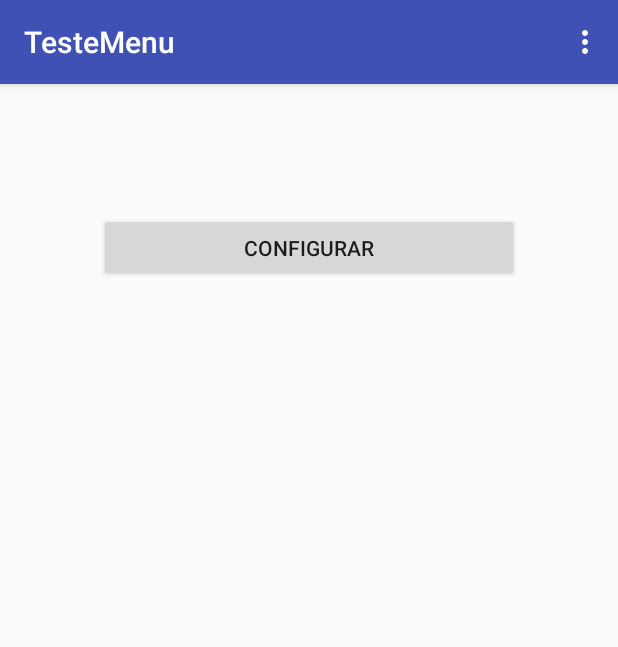
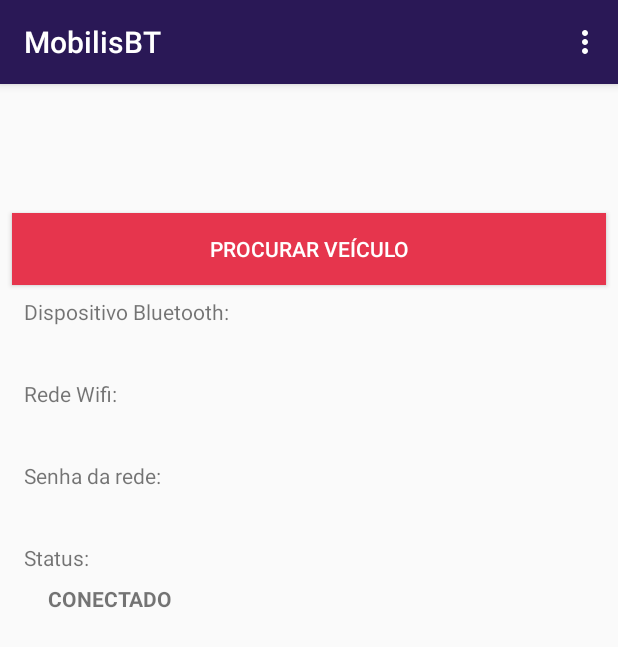
Before and after one commit to dcbacha/app-bt-mobilis, an Android app: the screen it shows after launch (MainActivity), in the options menu, after a tap on "Make discoverable", on a phone screen of 412 x 824 dp. Shown: the top 647 px of the screen. Run offline under Robolectric (Android 15) with nearby library versions, the phone set to English and light mode, and no system bars.

Commit message:
display de resultados - estilo

```diff
--- a/app/src/main/java/com/mobilis/testemenu/DeviceListActivity.java
+++ b/app/src/main/java/com/mobilis/testemenu/DeviceListActivity.java
@@ -29,7 +29,8 @@ public class DeviceListActivity extends Activity{
     private BluetoothAdapter mBtAdapter;
     private ArrayAdapter<String> mNewDevicesArrayAdapter;
 
-    public static String bt;
+    public static String bt_name;
+    public static String bt_address;
 
     @Override
     protected void onCreate(@Nullable Bundle savedInstanceState) {
@@ -114,10 +115,9 @@ public class DeviceListActivity extends Activity{
 
             String info = ((TextView) v).getText().toString();
             String address = info.substring(info.length() - 17);
-            Log.i(TAG, "clicou no device");
             Log.i(TAG, info);
-            bt = info;
-
+            bt_name = info.substring(0, info.length() - 18);
+            bt_address = address;
             Intent intent = new Intent();
             intent.putExtra(EXTRA_DEVICE_ADDRESS, address);
 
--- a/app/src/main/java/com/mobilis/testemenu/MainActivity.java
+++ b/app/src/main/java/com/mobilis/testemenu/MainActivity.java
@@ -9,6 +9,7 @@ import android.content.BroadcastReceiver;
 import android.content.Context;
 import android.content.Intent;
 import android.content.IntentFilter;
+import android.graphics.Typeface;
 import android.net.wifi.ScanResult;
 import android.net.wifi.WifiManager;
 import android.os.Bundle;
@@ -47,17 +48,25 @@ public class MainActivity extends AppCompatActivity {
     private static final int REQUEST_CONNECT_DEVICE_SECURE = 1;
     private static final int REQUEST_CONNECT_DEVICE_INSECURE = 2;
     private static final int REQUEST_ENABLE_BT = 3;
-    private int i;
 
     private BluetoothAdapter mBluetoothAdapter = null;
 
-    //////////////////////////////
-    WifiManager mainWifi;
+    private ArrayAdapter<String> mResultArrayAdapter;
 
-    StringBuilder sb = new StringBuilder();
-    private final Handler handler = new Handler();
+    private ArrayAdapter<String> mBtResultArrayAdapter;
+    private ArrayAdapter<String> mWifiResultArrayAdapter;
+    private ArrayAdapter<String> mPasswordArrayAdapter;
 
-    @SuppressLint("WifiManagerLeak")
+    private TextView titleBtResult;
+    private TextView titleWifiResult;
+    private TextView titlePasswordResult;
+    private TextView titleStatus;
+
+    private TextView btResult;
+    private TextView wifiResult;
+    private TextView passwordResult;
+    private TextView status;
+
     @Override
     protected void onCreate(Bundle savedInstanceState) {
         super.onCreate(savedInstanceState);
@@ -67,15 +76,7 @@ public class MainActivity extends AppCompatActivity {
 
         mBluetoothAdapter = BluetoothAdapter.getDefaultAdapter();
 
-     /*   final Button btn_wifi = (Button) findViewById(R.id.button_wifi);
-        btn_wifi.setOnClickListener(new View.OnClickListener(){
-            @Override
-            public void onClick(View view) {
-                searchWIFI();
-            }
-        });
-*/
-        final Button btn_bt = (Button) findViewById(R.id.button_bt);
+        final Button btn_bt = (Button) findViewById(R.id.button_start);
         btn_bt.setOnClickListener(new View.OnClickListener(){
             @Override
             public void onClick(View view) {
@@ -84,41 +85,18 @@ public class MainActivity extends AppCompatActivity {
             }
         });
 
-        /////////////////
-       // mNewWifiDeviceArrayAdapter = new ArrayAdapter<>()
-        /////////////////
-     /*   mainWifi = (WifiManager) getSystemService(Context.WIFI_SERVICE);
+        titleBtResult = (TextView) findViewById(R.id.title_bt_result);
+        titleWifiResult = (TextView) findViewById(R.id.title_wifi_result);
+        titlePasswordResult = (TextView) findViewById(R.id.title_password_result);
+        titleStatus = (TextView) findViewById(R.id.title_status);
 
-        IntentFilter filter = new IntentFilter(WifiManager.SCAN_RESULTS_AVAILABLE_ACTION);
-        receiverWifi = new WifiReceiver();
-        registerReceiver(receiverWifi, filter);
-        if(mainWifi.isWifiEnabled() == false){
-            mainWifi.setWifiEnabled(true);
-        }
-        if (receiverWifi == null){
-            receiverWifi = new WifiReceiver();
-        }
-*/
+        btResult = (TextView) findViewById(R.id.bt_result);
+        wifiResult = (TextView) findViewById(R.id.wifi_result);
+        passwordResult = (TextView) findViewById(R.id.password_result);
+        status = (TextView) findViewById(R.id.status);
 
     }
 
-    //////////////////////////////////////////////////////////////////
-    /*class WifiReceiver extends BroadcastReceiver{
-        @Override
-        public void onReceive(Context context, Intent intent) {
-            ArrayList<String> connections = new ArrayList<String>();
-            ArrayList<Float> Signal_Strenth = new ArrayList<Float>();
-
-            sb = new StringBuilder();
-            List<ScanResult> wifiList;
-            wifiList = mainWifi.getScanResults();
-            for(int i=0; i < wifiList.size(); i++){
-                connections.add(wifiList.get(i).SSID);
-               // Log.i(TAG, String.valueOf(connections));
-            }
-       }
-    }*/
-    //////////////////////////////////////////////////////////////////
 
     public void searchBT(){
         Log.i(TAG, "searchBT()");
@@ -134,17 +112,25 @@ public class MainActivity extends AppCompatActivity {
         if(data != null) {
             Intent serverIntent = new Intent(this, WifiListActivity.class);
             startActivityForResult(serverIntent, REQUEST_CONNECT_DEVICE_SECURE);
+        } else {
+            titleBtResult.setText("Dispositivo Bluetooth:");
+            titleWifiResult.setText("Rede Wifi:");
+            titlePasswordResult.setText("Senha da rede:");
+            titleStatus.setText("Status:");
+
+
+            btResult.setTypeface(null, Typeface.BOLD);
+            wifiResult.setTypeface(null, Typeface.BOLD);
+            passwordResult.setTypeface(null, Typeface.BOLD);
+            status.setTypeface(null, Typeface.BOLD);
+
+            btResult.setText(DeviceListActivity.bt_name);
+            wifiResult.setText(WifiListActivity.info);
+            passwordResult.setText(WifiListActivity.password);
+            status.setText("CONECTADO");
         }
 
     }
-
-  /*  public void searchWIFI(){
-        Log.i(TAG, "searchWIFI()");
-       // mainWifi.startScan();
-        Intent serverIntent = new Intent(this, WifiListActivity.class);
-        startActivityForResult(serverIntent, REQUEST_CONNECT_DEVICE_SECURE);
-    }
-    */
 
     @Override
     public boolean onCreateOptionsMenu(Menu menu) {
--- a/app/src/main/java/com/mobilis/testemenu/WifiListActivity.java
+++ b/app/src/main/java/com/mobilis/testemenu/WifiListActivity.java
@@ -20,6 +20,8 @@ import android.widget.EditText;
 import android.widget.ListView;
 import android.widget.TextView;
 
+import org.w3c.dom.Text;
+
 import java.util.ArrayList;
 import java.util.List;
 
@@ -34,8 +36,8 @@ public class WifiListActivity extends Activity {
     WifiManager mainWifi;
     private ArrayAdapter<String> mNewWifiDevicesArrayAdapter;
     private ArrayAdapter<String> mNetwork;
-    public String info;
-    public String password;
+    public static String info;
+    public static String password;
 
 
 
@@ -64,9 +66,6 @@ public class WifiListActivity extends Activity {
                 view.setVisibility(View.GONE);
             }
         });
-
-
-
 
         mNetwork = new ArrayAdapter<String>(this, R.layout.device_name);
         mNewWifiDevicesArrayAdapter = new ArrayAdapter<String>(this, R.layout.device_name);
@@ -103,8 +102,8 @@ public class WifiListActivity extends Activity {
         Log.i(TAG, "doConfiguration()");
         Log.i(TAG, info);
         Log.i(TAG, password);
-        if(DeviceListActivity.bt != null){
-            Log.i(TAG, DeviceListActivity.bt);
+        if(DeviceListActivity.bt_name != null){
+            Log.i(TAG, DeviceListActivity.bt_name);
         }else{
             Log.i(TAG, "conecte um bt");
         }
--- a/app/src/main/res/layout/content_main.xml
+++ b/app/src/main/res/layout/content_main.xml
@@ -1,25 +1,128 @@
 <?xml version="1.0" encoding="utf-8"?>
-<android.support.constraint.ConstraintLayout xmlns:android="http://schemas.android.com/apk/res/android"
+<LinearLayout xmlns:android="http://schemas.android.com/apk/res/android"
     xmlns:app="http://schemas.android.com/apk/res-auto"
     xmlns:tools="http://schemas.android.com/tools"
     android:layout_width="match_parent"
     android:layout_height="match_parent"
     app:layout_behavior="@string/appbar_scrolling_view_behavior"
     tools:context="com.mobilis.testemenu.MainActivity"
-    tools:showIn="@layout/activity_main">
+    tools:showIn="@layout/activity_main"
+    android:orientation="vertical">
 
     <Button
-        android:id="@+id/button_bt"
-        android:layout_width="280dp"
-        android:layout_height="46dp"
+        android:id="@+id/button_start"
+        android:layout_width="match_parent"
+        android:layout_height="48dp"
+        android:layout_marginEnd="8dp"
         android:layout_marginLeft="8dp"
         android:layout_marginRight="8dp"
+        android:layout_marginStart="8dp"
         android:layout_marginTop="86dp"
-        android:text="Configurar"
+        android:text="@string/button_search_car"
         app:layout_constraintLeft_toLeftOf="parent"
         app:layout_constraintRight_toRightOf="parent"
         app:layout_constraintTop_toTopOf="parent"
-        tools:layout_editor_absoluteY="83dp"
-        tools:layout_editor_absoluteX="25dp" />
+        android:background="@color/mobilisred"
+        android:textColor="@android:color/white"/>
 
-</android.support.constraint.ConstraintLayout>
+    <TextView
+        android:id="@+id/title_bt_result"
+        android:layout_width="match_parent"
+        android:layout_height="wrap_content"
+        android:layout_marginEnd="8dp"
+        android:layout_marginLeft="8dp"
+        android:layout_marginRight="16dp"
+        android:layout_marginStart="16dp"
+        android:layout_marginTop="8dp"
+        app:layout_constraintHorizontal_bias="0.504"
+        app:layout_constraintLeft_toLeftOf="parent"
+        app:layout_constraintRight_toRightOf="parent"/>
+
+    <TextView
+        android:id="@+id/bt_result"
+
+        android:layout_marginTop="8dp"
+        android:layout_marginEnd="8dp"
+        android:layout_marginLeft="32dp"
+        android:layout_marginRight="8dp"
+        android:layout_marginStart="32dp"
+        android:layout_width="match_parent"
+        android:layout_height="wrap_content"
+        app:layout_constraintLeft_toLeftOf="parent"
+        app:layout_constraintRight_toRightOf="parent"/>
+
+    <TextView
+        android:id="@+id/title_wifi_result"
+        android:layout_marginTop="8dp"
+        android:layout_marginEnd="8dp"
+        android:layout_marginLeft="16dp"
+        android:layout_marginRight="8dp"
+        android:layout_marginStart="16dp"
+        android:layout_width="match_parent"
+        android:layout_height="wrap_content"
+
+        app:layout_constraintHorizontal_bias="0.504"
+        app:layout_constraintLeft_toLeftOf="parent"
+        app:layout_constraintRight_toRightOf="parent" />
+
+    <TextView
+        android:id="@+id/wifi_result"
+        android:layout_marginTop="8dp"
+        android:layout_marginEnd="8dp"
+        android:layout_marginLeft="32dp"
+        android:layout_marginRight="8dp"
+        android:layout_marginStart="32dp"
+        android:layout_width="match_parent"
+        android:layout_height="wrap_content"
+        app:layout_constraintLeft_toLeftOf="parent"
+        app:layout_constraintRight_toRightOf="parent"/>
+
+    <TextView
+        android:id="@+id/title_password_result"
+        android:layout_marginTop="8dp"
+        android:layout_marginEnd="8dp"
+        android:layout_marginLeft="16dp"
+        android:layout_marginRight="8dp"
+        android:layout_marginStart="16dp"
+        android:layout_width="match_parent"
+        android:layout_height="wrap_content"
+        app:layout_constraintLeft_toLeftOf="parent"
+        app:layout_constraintRight_toRightOf="parent"/>
+
+    <TextView
+        android:id="@+id/password_result"
+        android:layout_marginTop="8dp"
+        android:layout_marginEnd="8dp"
+        android:layout_marginLeft="32dp"
+        android:layout_marginRight="8dp"
+        android:layout_marginStart="32dp"
+        android:layout_width="match_parent"
+        android:layout_height="wrap_content"
+        app:layout_constraintLeft_toLeftOf="parent"
+        app:layout_constraintRight_toRightOf="parent"/>
+
+    <TextView
+        android:id="@+id/title_status"
+        android:layout_marginTop="8dp"
+        android:layout_marginEnd="8dp"
+        android:layout_marginLeft="16dp"
+        android:layout_marginRight="8dp"
+        android:layout_marginStart="16dp"
+        android:layout_width="match_parent"
+        android:layout_height="wrap_content"
+        app:layout_constraintLeft_toLeftOf="parent"
+        app:layout_constraintRight_toRightOf="parent"/>
+
+    <TextView
+        android:id="@+id/status"
+        android:layout_marginTop="8dp"
+        android:layout_marginEnd="8dp"
+        android:layout_marginLeft="32dp"
+        android:layout_marginRight="8dp"
+        android:layout_marginStart="32dp"
+        android:layout_width="match_parent"
+        android:layout_height="wrap_content"
+        app:layout_constraintLeft_toLeftOf="parent"
+        app:layout_constraintRight_toRightOf="parent"/>
+
+</LinearLayout>
--- a/app/src/main/res/values/colors.xml
+++ b/app/src/main/res/values/colors.xml
@@ -3,4 +3,7 @@
     <color name="colorPrimary">#3F51B5</color>
     <color name="colorPrimaryDark">#303F9F</color>
     <color name="colorAccent">#FF4081</color>
+    <color name="mobilisblue">#2A1856</color>
+    <color name="mobilisred">#E6354D</color>
+    <color name="black">#000</color>
 </resources>
--- a/app/src/main/res/values/strings.xml
+++ b/app/src/main/res/values/strings.xml
@@ -1,5 +1,5 @@
 <resources>
-    <string name="app_name">TesteMenu</string>
+    <string name="app_name">MobilisBT</string>
     <string name="action_settings">Settings</string>
 
     <!--  DeviceListActivity -->
@@ -10,7 +10,10 @@
     <string name="title_paired_devices">Dispositivos pareados</string>
     <string name="title_other_devices">Outros dispositivos disponíveis:</string>
     <string name="button_scan">Procurar Dispositivos</string>
-    <string name="button_send_pass">Enviar</string>
+    <string name="button_send_pass">Conectar</string>
+
+
+    <string name="button_search_car">Procurar veículo</string>
 
     <!-- Options Menu -->
     <string name="secure_connect">Connect a device - Secure</string>
--- a/app/src/main/res/values/styles.xml
+++ b/app/src/main/res/values/styles.xml
@@ -3,9 +3,9 @@
     <!-- Base application theme. -->
     <style name="AppTheme" parent="Theme.AppCompat.Light.DarkActionBar">
         <!-- Customize your theme here. -->
-        <item name="colorPrimary">@color/colorPrimary</item>
-        <item name="colorPrimaryDark">@color/colorPrimaryDark</item>
-        <item name="colorAccent">@color/colorAccent</item>
+        <item name="colorPrimary">@color/mobilisblue</item>
+        <item name="colorPrimaryDark">@color/black</item>
+        <item name="colorAccent">@color/mobilisred</item>
     </style>
 
     <style name="AppTheme.NoActionBar">
```
